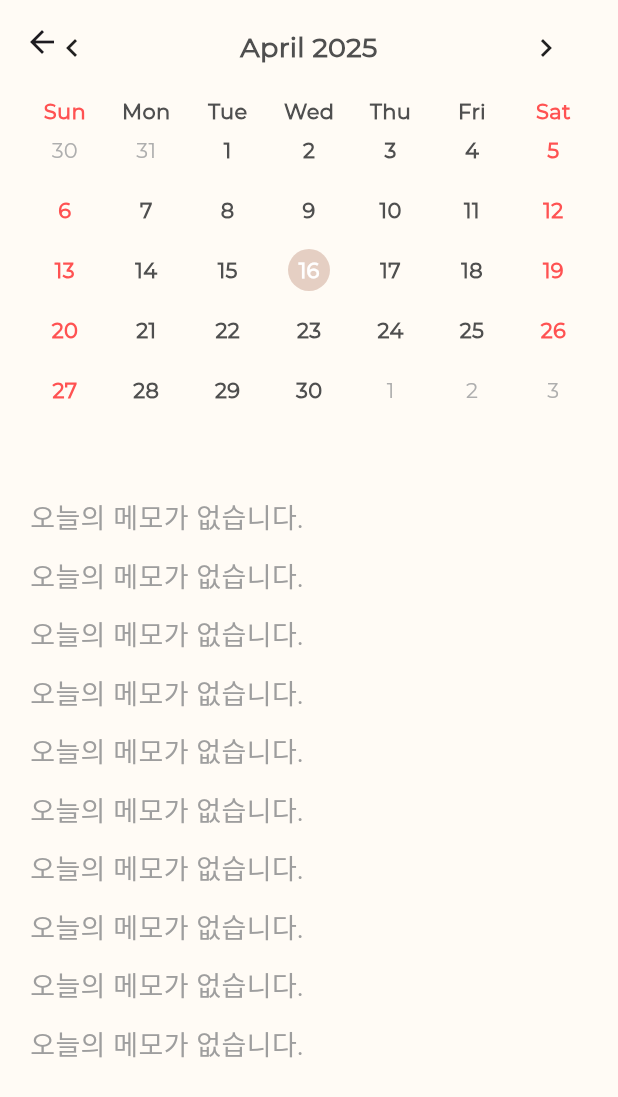
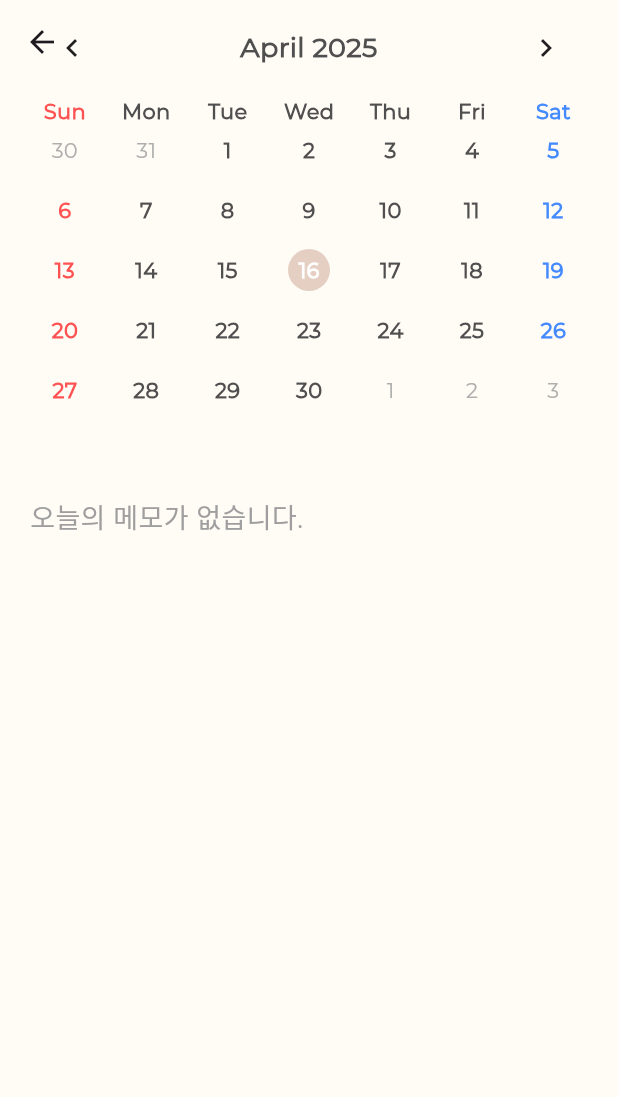
Before and after one commit to alvn84/memoRe, a Flutter app: the Tab2Screen screen opened directly, on a phone screen of 412 x 824 dp. Shown: the top 1097 px of the screen. Run offline on Flutter 3.47's test engine with Material 3 defaults, Android fonts, the phone set to English and light mode, and no system bars; drawn by our look-alikes of table_calendar; our stand-ins replace image_picker, shared_preferences, smooth_page_indicator; missing offline and left inert: super_editor; accounts and stored records are empty.

Commit message:
달력 토요일 파란색 적용

```diff
--- a/lib/presentation/screen/home/tab2/tab2_screen.dart
+++ b/lib/presentation/screen/home/tab2/tab2_screen.dart
@@ -67,33 +67,73 @@ class _Tab2ScreenState extends State<Tab2Screen> {
                     ),
                     calendarStyle: const CalendarStyle(
                       defaultTextStyle: TextStyle(
-                        fontWeight: FontWeight.w600,  // 평소 글씨 두껍게
+                        fontWeight: FontWeight.w600, // 평소 글씨 두껍게
                         color: Color(0xFF4F4F4F), // 살짝 연한 검정 느낌
-                      ),
-                      weekendTextStyle: TextStyle(
-                        fontWeight: FontWeight.w600,  // 주말 글씨 두껍게
-                        color: Colors.redAccent,      // 주말 색상 (선택)
                       ),
                       selectedDecoration: BoxDecoration(
                         color: Color(0xFFE5CFC3),
                         shape: BoxShape.circle,
                       ),
                       selectedTextStyle: TextStyle(
-                        fontWeight: FontWeight.w900,  // 선택 날짜 글씨 더 두껍게
-                        color: Colors.white,  // 선택 날짜 글씨색 (배경이 진하니까 흰색)
+                        fontWeight: FontWeight.w900, // 선택 날짜 글씨 더 두껍게
+                        color: Colors.white, // 선택 날짜 글씨색 (배경이 진하니까 흰색)
                       ),
                       todayDecoration: BoxDecoration(),
                     ),
                     calendarBuilders: CalendarBuilders(
                       todayBuilder: (context, day, focusedDay) {
-                        final isSelected =
-                            _selectedDay != null && isSameDay(day, _selectedDay);
+                        final isSelected = _selectedDay != null &&
+                            isSameDay(day, _selectedDay);
                         return Center(
                           child: Text(
                             '${day.day}',
                             style: TextStyle(
-                              fontWeight: isSelected ? FontWeight.w900 : FontWeight.normal,
+                              fontWeight: isSelected
+                                  ? FontWeight.w900
+                                  : FontWeight.normal,
                               color: isSelected ? Colors.white : Colors.black87,
+                            ),
+                          ),
+                        );
+                      },
+
+                      // 🔥 여기가 핵심
+                      defaultBuilder: (context, day, focusedDay) {
+                        final isSaturday = day.weekday == DateTime.saturday;
+                        final isSunday = day.weekday == DateTime.sunday;
+
+                        Color textColor = const Color(0xFF4F4F4F); // 평일 기본색
+                        if (isSaturday) {
+                          textColor = Colors.blueAccent;
+                        } else if (isSunday) {
+                          textColor = Colors.redAccent;
+                        }
+                        return Center(
+                          child: Text(
+                            '${day.day}',
+                            style: TextStyle(
+                              fontWeight: FontWeight.w600,
+                              color: textColor,
+                            ),
+                          ),
+                        );
+                      },
+                      // ✅ 요일 헤더 색상 따로 지정
+                      dowBuilder: (context, day) {
+                        final weekday = day.weekday;
+                        final text = ['Sun', 'Mon', 'Tue', 'Wed', 'Thu', 'Fri', 'Sat'][weekday % 7];
+                        Color color = const Color(0xFF4F4F4F); // 기본 평일색
+                        if (weekday == DateTime.saturday) {
+                          color = Colors.blueAccent;
+                        } else if (weekday == DateTime.sunday) {
+                          color = Colors.redAccent;
+                        }
+                        return Center(
+                          child: Text(
+                            text,
+                            style: TextStyle(
+                              color: color,
+                              fontWeight: FontWeight.w600,
                             ),
                           ),
                         );
@@ -106,7 +146,8 @@ class _Tab2ScreenState extends State<Tab2Screen> {
           ),
           SliverToBoxAdapter(
             child: Padding(
-              padding: const EdgeInsets.symmetric(horizontal: 20.0, vertical: 12.0),
+              padding:
+                  const EdgeInsets.symmetric(horizontal: 20.0, vertical: 12.0),
               child: ConstrainedBox(
                 constraints: const BoxConstraints(minHeight: 100),
                 child: LayoutBuilder(
@@ -116,12 +157,14 @@ class _Tab2ScreenState extends State<Tab2Screen> {
                       child: Column(
                         crossAxisAlignment: CrossAxisAlignment.start,
                         children: List.generate(
-                          10, // ← 백엔드에서 받아올 메모 수에 따라 유동적. 스크롤 기능 테스트용. 숫자 늘리면 텍스트 늘어남.
-                              (index) => const Padding(
+                          1,
+                          // ← 백엔드에서 받아올 메모 수에 따라 유동적. 스크롤 기능 테스트용. 숫자 늘리면 텍스트 늘어남.
+                          (index) => const Padding(
                             padding: EdgeInsets.only(bottom: 12.0),
                             child: Text(
                               '오늘의 메모가 없습니다.',
-                              style: TextStyle(fontSize: 18, color: Colors.grey),
+                              style:
+                                  TextStyle(fontSize: 18, color: Colors.grey),
                             ),
                           ),
                         ),
```
